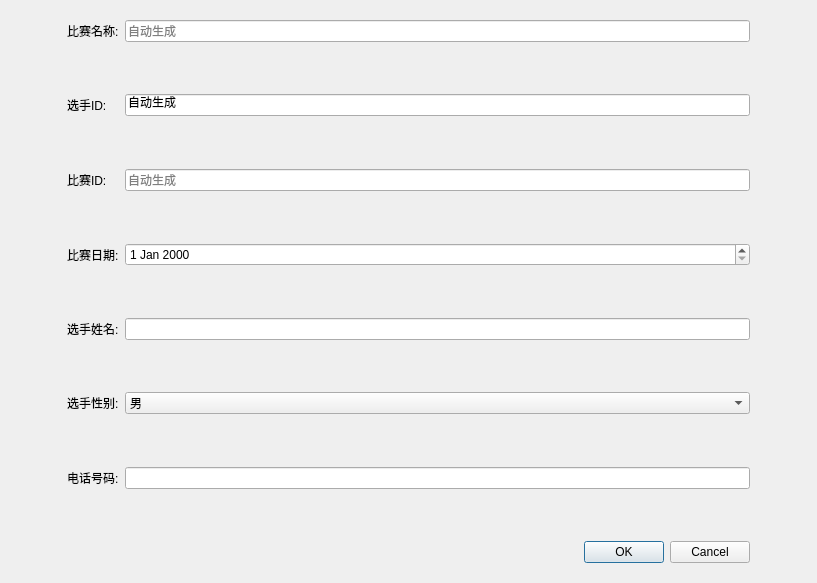
Old version of the form palyermanager.ui in the repository 35easy/PingPongClub.
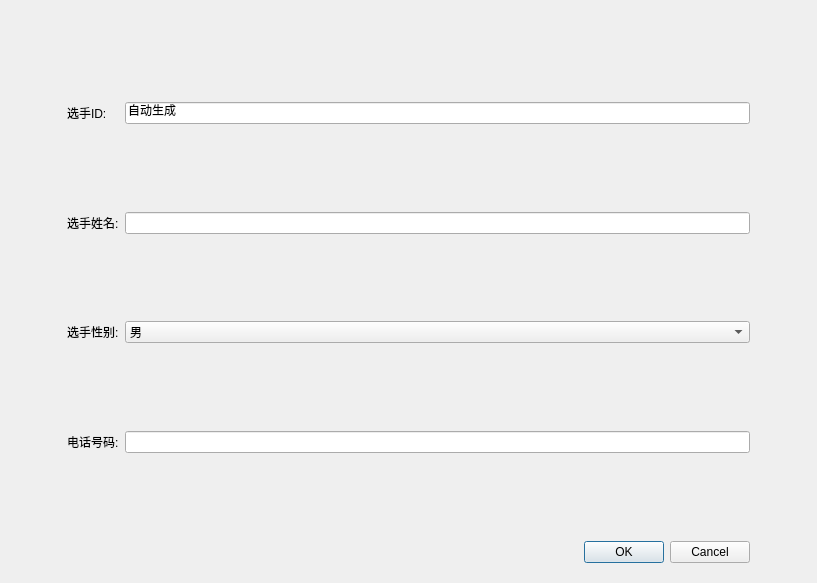
New version of the form. The open tabs and pages were chosen to show the change.

What changed in the file:
```diff
--- a/palyermanager.ui
+++ b/palyermanager.ui
@@ -246,79 +246,25 @@
         <layout class="QVBoxLayout" name="verticalLayout">
          <item>
           <layout class="QFormLayout" name="formLayout">
-           <item row="0" column="0">
-            <widget class="QLabel" name="label_6">
-             <property name="text">
-              <string>比赛名称:</string>
-             </property>
-            </widget>
-           </item>
-           <item row="0" column="1">
-            <widget class="QLineEdit" name="editTournamentName">
-             <property name="placeholderText">
-              <string>自动生成</string>
-             </property>
-            </widget>
-           </item>
            <item row="1" column="0">
-            <spacer name="verticalSpacer">
-             <property name="orientation">
-              <enum>Qt::Vertical</enum>
-             </property>
-             <property name="sizeHint" stdset="0">
-              <size>
-               <width>20</width>
-               <height>40</height>
-              </size>
-             </property>
-            </spacer>
-           </item>
-           <item row="2" column="0">
             <widget class="QLabel" name="label_4">
              <property name="text">
               <string>选手ID:</string>
              </property>
             </widget>
            </item>
-           <item row="2" column="1">
+           <item row="1" column="1">
             <widget class="QLineEdit" name="editPlayerID">
              <property name="text">
               <string>自动生成</string>
              </property>
-            </widget>
-           </item>
-           <item row="3" column="0">
-            <spacer name="verticalSpacer_2">
-             <property name="orientation">
-              <enum>Qt::Vertical</enum>
-             </property>
-             <property name="sizeHint" stdset="0">
-              <size>
-               <width>20</width>
-               <height>40</height>
-              </size>
-             </property>
-            </spacer>
-           </item>
-           <item row="4" column="0">
-            <widget class="QLabel" name="label">
-             <property name="text">
-              <string>比赛ID:</string>
-             </property>
-            </widget>
-           </item>
-           <item row="4" column="1">
-            <widget class="QLineEdit" name="lineEdit">
              <property name="readOnly">
               <bool>true</bool>
              </property>
-             <property name="placeholderText">
-              <string>自动生成</string>
-             </property>
             </widget>
            </item>
-           <item row="5" column="0">
-            <spacer name="verticalSpacer_3">
+           <item row="2" column="0">
+            <spacer name="verticalSpacer_4">
              <property name="orientation">
               <enum>Qt::Vertical</enum>
              </property>
@@ -330,27 +276,17 @@
              </property>
             </spacer>
            </item>
-           <item row="6" column="0">
-            <widget class="QLabel" name="label_7">
-             <property name="text">
-              <string>比赛日期:</string>
-             </property>
-            </widget>
-           </item>
-           <item row="6" column="1">
-            <widget class="QDateEdit" name="editDate"/>
-           </item>
-           <item row="8" column="0">
+           <item row="3" column="0">
             <widget class="QLabel" name="label_2">
              <property name="text">
               <string>选手姓名:</string>
              </property>
             </widget>
            </item>
-           <item row="8" column="1">
+           <item row="3" column="1">
             <widget class="QLineEdit" name="editPlayerName"/>
            </item>
-           <item row="9" column="0">
+           <item row="4" column="0">
             <spacer name="verticalSpacer_5">
              <property name="orientation">
               <enum>Qt::Vertical</enum>
@@ -363,14 +299,14 @@
              </property>
             </spacer>
            </item>
-           <item row="10" column="0">
+           <item row="5" column="0">
             <widget class="QLabel" name="label_3">
              <property name="text">
               <string>选手性别:</string>
              </property>
             </widget>
            </item>
-           <item row="10" column="1">
+           <item row="5" column="1">
             <widget class="QComboBox" name="editSex">
              <item>
               <property name="text">
@@ -384,7 +320,7 @@
              </item>
             </widget>
            </item>
-           <item row="11" column="0">
+           <item row="6" column="0">
             <spacer name="verticalSpacer_6">
              <property name="orientation">
               <enum>Qt::Vertical</enum>
@@ -397,30 +333,17 @@
              </property>
             </spacer>
            </item>
-           <item row="12" column="0">
+           <item row="7" column="0">
             <widget class="QLabel" name="label_5">
              <property name="text">
               <string>电话号码:</string>
              </property>
             </widget>
            </item>
-           <item row="12" column="1">
+           <item row="7" column="1">
             <widget class="QLineEdit" name="lineEdit_4"/>
            </item>
-           <item row="7" column="0">
-            <spacer name="verticalSpacer_4">
-             <property name="orientation">
-              <enum>Qt::Vertical</enum>
-             </property>
-             <property name="sizeHint" stdset="0">
-              <size>
-               <width>20</width>
-               <height>40</height>
-              </size>
-             </property>
-            </spacer>
-           </item>
-           <item row="13" column="0">
+           <item row="8" column="0">
             <spacer name="verticalSpacer_7">
              <property name="orientation">
               <enum>Qt::Vertical</enum>
@@ -433,6 +356,19 @@
              </property>
             </spacer>
            </item>
+           <item row="0" column="0">
+            <spacer name="verticalSpacer">
+             <property name="orientation">
+              <enum>Qt::Vertical</enum>
+             </property>
+             <property name="sizeHint" stdset="0">
+              <size>
+               <width>20</width>
+               <height>40</height>
+              </size>
+             </property>
+            </spacer>
+           </item>
           </layout>
          </item>
          <item>
```
Left out of the diff: 4 changed lines with no effect on the pictures.
